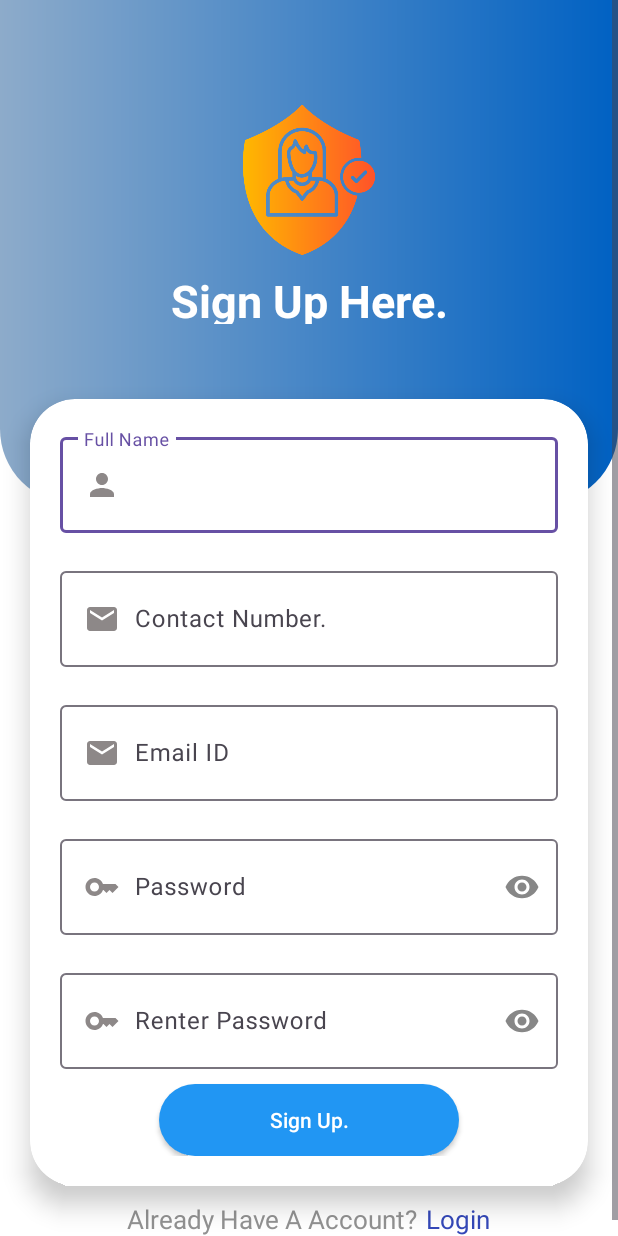
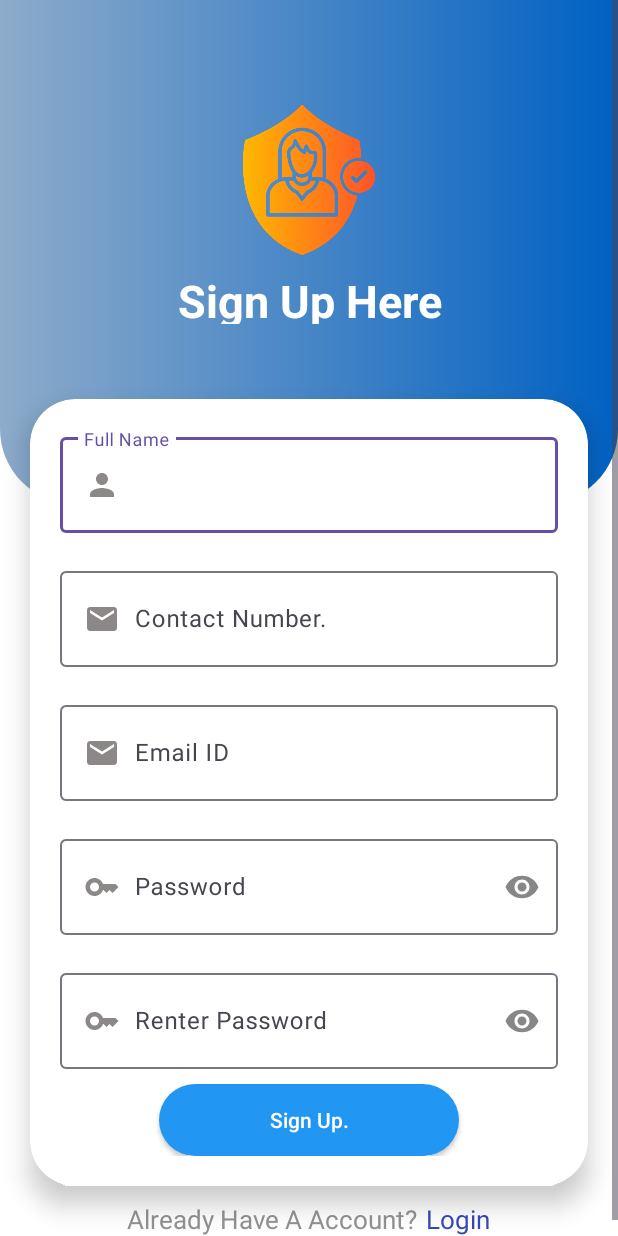
Before and after one commit to Kalpesh-Sananse/Rakshak, an Android app: the layout new_activity_register_user.xml on its own in the app's theme, with its tools: preview values and no code run, on a phone screen of 412 x 824 dp. Run offline under Robolectric (Android 15) with nearby library versions, the phone set to English and light mode, and no system bars.

Commit message:
New UI ongoing 8.

```diff
--- a/app/src/main/res/layout/new_activity_register_user.xml
+++ b/app/src/main/res/layout/new_activity_register_user.xml
@@ -45,7 +45,7 @@
                         android:layout_gravity="center"
                         android:layout_marginTop="10dp"
                         android:gravity="center"
-                        android:text="Sign Up Here."
+                        android:text="Sign Up Here"
                         android:textColor="@color/white"
                         android:textSize="30dp"
                         android:textStyle="bold" />
```
